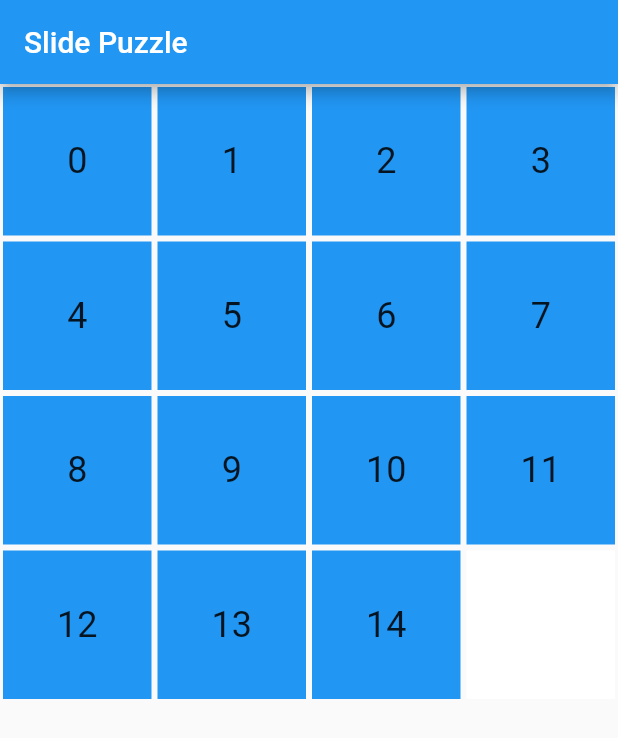
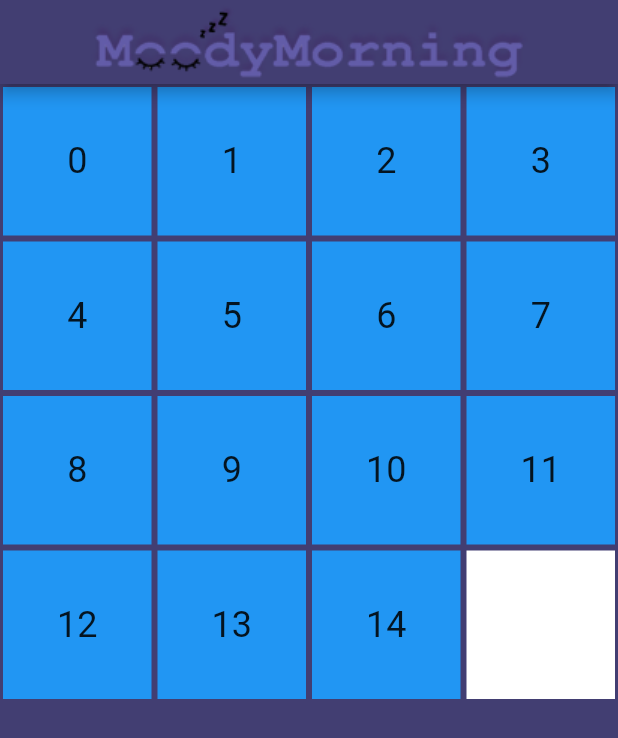
Before and after one commit to ExtraUnity/MoodyMorning, a Flutter app: the screen it shows after launch, on a phone screen of 412 x 824 dp. Shown: the top 738 px of the screen. Run offline on Flutter 3.47's test engine with Material 2 defaults, Android fonts, the phone set to English and light mode, and no system bars.

Commit message:
Update solve_riddle.dart
.

```diff
--- a/moody_morning/lib/screens/solve_riddle.dart
+++ b/moody_morning/lib/screens/solve_riddle.dart
@@ -1,21 +1,19 @@
 import 'package:flutter/material.dart';
-
 import '../widgets/logo_app_bar.dart';
 
 class SolveRiddle extends StatelessWidget {
   @override
   Widget build(BuildContext context) {
     return MaterialApp(
-      backgroundColor: Color(0xFF423E72),
-      appBar: LogoAppBar(),
       title: 'Slide Puzzle',
       theme: ThemeData(
-        primarySwatch: Colors.blue,
+        primarySwatch: Colors.purple,
       ),
       home: SlidePuzzleBoard(),
     );
   }
 }
+
 
 class SlidePuzzleBoard extends StatefulWidget {
   @override
@@ -28,8 +26,8 @@ class _SlidePuzzleBoardState extends State<SlidePuzzleBoard> {
   @override
   Widget build(BuildContext context) {
     return Scaffold(
-      appBar: AppBar(
-        title: Text('Slide Puzzle'),
+      backgroundColor: Color(0xFF423E72),
+      appBar: LogoAppBar(
       ),
       body: GridView.builder(
         itemCount: tiles.length,
```
